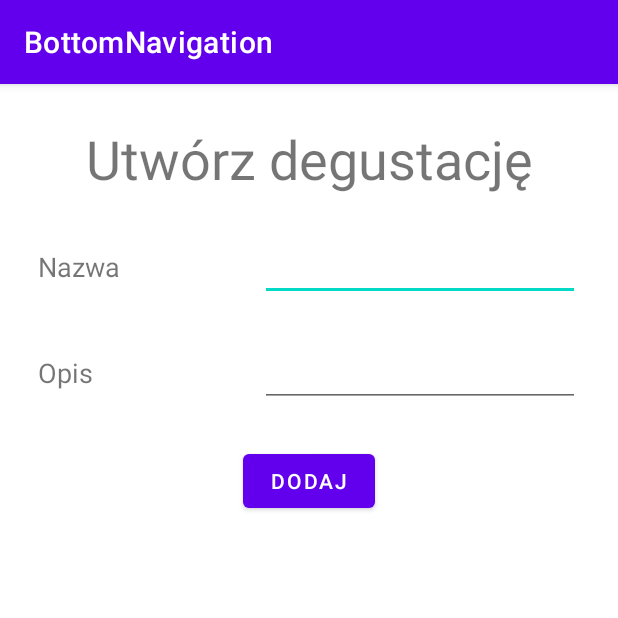
After one commit to Evaluation-PWSZ/Evaluation-of-product-characteristics, an Android app: the DegustationCreateActivity screen opened directly, with no data from a screen before it, on a phone screen of 412 x 824 dp, the top half of it. The commit adds this screen. Run offline under Robolectric (Android 15) with nearby library versions, the phone set to English and light mode, and no system bars; our stand-ins replace Volley; network calls fail.

Commit message:
added create list

```diff
--- a/app/src/main/AndroidManifest.xml
+++ b/app/src/main/AndroidManifest.xml
@@ -16,6 +16,7 @@
         <activity android:name=".ui.login.RegisterActivity" />
         <activity android:name=".ui.dashboard.FeaturesOpen" />
         <activity android:name=".ui.dashboard.PartsOpen" />
+        <activity android:name=".ui.Creators.DegustationCreateActivity" />
         <activity
             android:name=".ui.login.LoginActivity"
             android:label="@string/app_name">
--- /dev/null
+++ b/app/src/main/res/layout/activity_dashboard_create.xml
@@ -0,0 +1,101 @@
+<?xml version="1.0" encoding="utf-8"?>
+<androidx.constraintlayout.widget.ConstraintLayout xmlns:android="http://schemas.android.com/apk/res/android"
+    xmlns:app="http://schemas.android.com/apk/res-auto"
+    xmlns:tools="http://schemas.android.com/tools"
+    android:layout_width="match_parent"
+    android:layout_height="match_parent"
+    tools:context=".ui.Creators.DegustationCreateActivity">
+
+    <TextView
+        android:id="@+id/list_create_text"
+        android:layout_width="wrap_content"
+        android:layout_height="wrap_content"
+        android:layout_marginTop="25dp"
+        android:text="Utwórz degustację"
+        android:textSize="36sp"
+        app:layout_constraintEnd_toEndOf="parent"
+        app:layout_constraintStart_toStartOf="parent"
+        app:layout_constraintTop_toTopOf="parent" />
+
+    <RelativeLayout
+        android:id="@+id/line1"
+        android:layout_width="match_parent"
+        android:layout_height="wrap_content"
+        android:layout_marginTop="25dp"
+        app:layout_constraintTop_toBottomOf="@id/list_create_text">
+
+        <TextView
+            android:id="@+id/name"
+            android:layout_width="wrap_content"
+            android:layout_height="wrap_content"
+            android:layout_centerVertical="true"
+            android:layout_marginStart="25dp"
+            android:layout_marginLeft="25dp"
+            android:text="Nazwa"
+            android:textSize="18sp"
+            app:layout_constraintStart_toStartOf="parent" />
+
+        <EditText
+            android:id="@+id/name_text"
+            android:layout_width="wrap_content"
+            android:layout_height="wrap_content"
+            android:layout_alignParentRight="true"
+            android:layout_centerHorizontal="false"
+            android:layout_centerVertical="true"
+            android:layout_marginEnd="25dp"
+            android:layout_marginRight="25dp"
+            android:ems="10"
+            android:textColor="#4C4949"
+            android:textColorHint="#4C4949"
+            app:layout_constraintStart_toStartOf="@id/name"
+            android:layout_alignParentEnd="true" />
+    </RelativeLayout>
+
+    <RelativeLayout
+        android:id="@+id/line2"
+        android:layout_width="match_parent"
+        android:layout_height="wrap_content"
+        android:layout_marginTop="25dp"
+        app:layout_constraintTop_toBottomOf="@id/line1">
+
+        <TextView
+            android:id="@+id/description"
+            android:layout_width="wrap_content"
+            android:layout_height="wrap_content"
+            android:layout_centerVertical="true"
+            android:layout_marginStart="25dp"
+            android:layout_marginLeft="25dp"
+            android:text="Opis"
+            android:textSize="18sp"
+            app:layout_constraintStart_toStartOf="parent" />
+
+        <EditText
+            android:id="@+id/description_text"
+            android:layout_width="wrap_content"
+            android:layout_height="wrap_content"
+            android:layout_alignParentRight="true"
+            android:layout_centerHorizontal="false"
+            android:layout_centerVertical="true"
+            android:layout_marginEnd="25dp"
+            android:layout_marginRight="25dp"
+            android:ems="10"
+            android:textColor="#4C4949"
+            android:textColorHint="#4C4949"
+            app:layout_constraintStart_toStartOf="@id/description"
+            android:layout_alignParentEnd="true"
+            android:inputType="text|textMultiLine" />
+    </RelativeLayout>
+
+    <Button
+        android:id="@+id/add_degustation"
+        android:layout_width="wrap_content"
+        android:layout_height="wrap_content"
+        android:layout_centerHorizontal="false"
+        android:layout_gravity="center_vertical"
+        android:layout_marginTop="25dp"
+        android:text="DODAJ"
+        app:layout_constraintLeft_toLeftOf="parent"
+        app:layout_constraintRight_toRightOf="parent"
+        app:layout_constraintTop_toBottomOf="@id/line2" />
+
+</androidx.constraintlayout.widget.ConstraintLayout>
```
Also changed, not shown: app/src/main/java/pl/memstacja/bottomnavigation/ui/Creators/DegustationCreateActivity.kt (added, +97 -0 lines), app/src/main/java/pl/memstacja/bottomnavigation/ui/dashboard/DashboardAdapter.kt (+8 -1 lines), app/src/main/java/pl/memstacja/bottomnavigation/ui/dashboard/DashboardFragment.kt (+35 -8 lines), app/src/main/java/pl/memstacja/bottomnavigation/ui/dashboard/DashboardViewModel.kt (+5 -2 lines).
